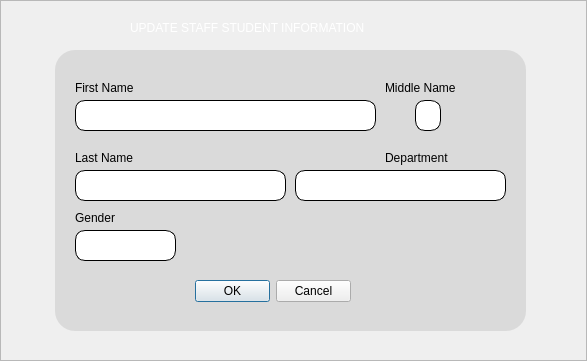
Before: the Qt Designer form ui/updateStaff.ui in HimoJCode/Automated-Attendance-Tracking, drawn with Qt 5.
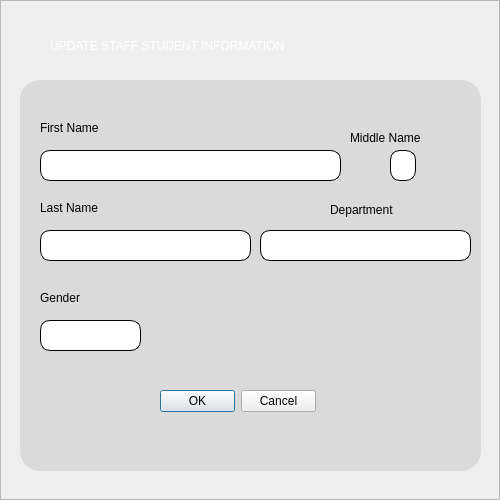
After: the same form once the commit is applied. Icons and pictures are not drawn.

Patch:
```diff
--- a/ui/updateStaff.ui
+++ b/ui/updateStaff.ui
@@ -6,8 +6,8 @@
    <rect>
     <x>0</x>
     <y>0</y>
-    <width>587</width>
-    <height>361</height>
+    <width>500</width>
+    <height>500</height>
    </rect>
   </property>
   <property name="windowTitle">
@@ -45,10 +45,10 @@
      <widget class="QLabel" name="label">
       <property name="geometry">
        <rect>
-        <x>130</x>
+        <x>50</x>
         <y>20</y>
-        <width>331</width>
-        <height>16</height>
+        <width>411</width>
+        <height>51</height>
        </rect>
       </property>
       <property name="styleSheet">
@@ -62,10 +62,10 @@
      <widget class="QFrame" name="updateFormFrame">
       <property name="geometry">
        <rect>
-        <x>55</x>
-        <y>50</y>
-        <width>471</width>
-        <height>281</height>
+        <x>20</x>
+        <y>80</y>
+        <width>461</width>
+        <height>391</height>
        </rect>
       </property>
       <property name="styleSheet">
@@ -95,7 +95,7 @@
        <property name="geometry">
         <rect>
          <x>20</x>
-         <y>50</y>
+         <y>70</y>
          <width>301</width>
          <height>31</height>
         </rect>
@@ -105,7 +105,7 @@
        <property name="geometry">
         <rect>
          <x>20</x>
-         <y>120</y>
+         <y>150</y>
          <width>211</width>
          <height>31</height>
         </rect>
@@ -115,8 +115,8 @@
        <property name="geometry">
         <rect>
          <x>20</x>
-         <y>30</y>
-         <width>71</width>
+         <y>40</y>
+         <width>91</width>
          <height>16</height>
         </rect>
        </property>
@@ -128,8 +128,8 @@
        <property name="geometry">
         <rect>
          <x>330</x>
-         <y>30</y>
-         <width>81</width>
+         <y>50</y>
+         <width>111</width>
          <height>16</height>
         </rect>
        </property>
@@ -141,8 +141,8 @@
        <property name="geometry">
         <rect>
          <x>20</x>
-         <y>100</y>
-         <width>71</width>
+         <y>120</y>
+         <width>91</width>
          <height>16</height>
         </rect>
        </property>
@@ -153,8 +153,8 @@
       <widget class="QLineEdit" name="middleNameLineEdit">
        <property name="geometry">
         <rect>
-         <x>360</x>
-         <y>50</y>
+         <x>370</x>
+         <y>70</y>
          <width>26</width>
          <height>31</height>
         </rect>
@@ -167,7 +167,7 @@
        <property name="geometry">
         <rect>
          <x>20</x>
-         <y>180</y>
+         <y>240</y>
          <width>101</width>
          <height>31</height>
         </rect>
@@ -217,10 +217,10 @@
       <widget class="QLabel" name="strand_label">
        <property name="geometry">
         <rect>
-         <x>330</x>
-         <y>100</y>
-         <width>81</width>
-         <height>16</height>
+         <x>310</x>
+         <y>120</y>
+         <width>101</width>
+         <height>20</height>
         </rect>
        </property>
        <property name="text">
@@ -231,7 +231,7 @@
        <property name="geometry">
         <rect>
          <x>140</x>
-         <y>230</y>
+         <y>310</y>
          <width>156</width>
          <height>23</height>
         </rect>
@@ -244,7 +244,7 @@
        <property name="geometry">
         <rect>
          <x>240</x>
-         <y>120</y>
+         <y>150</y>
          <width>211</width>
          <height>31</height>
         </rect>
@@ -300,7 +300,7 @@
        <property name="geometry">
         <rect>
          <x>20</x>
-         <y>160</y>
+         <y>210</y>
          <width>71</width>
          <height>16</height>
         </rect>
```
